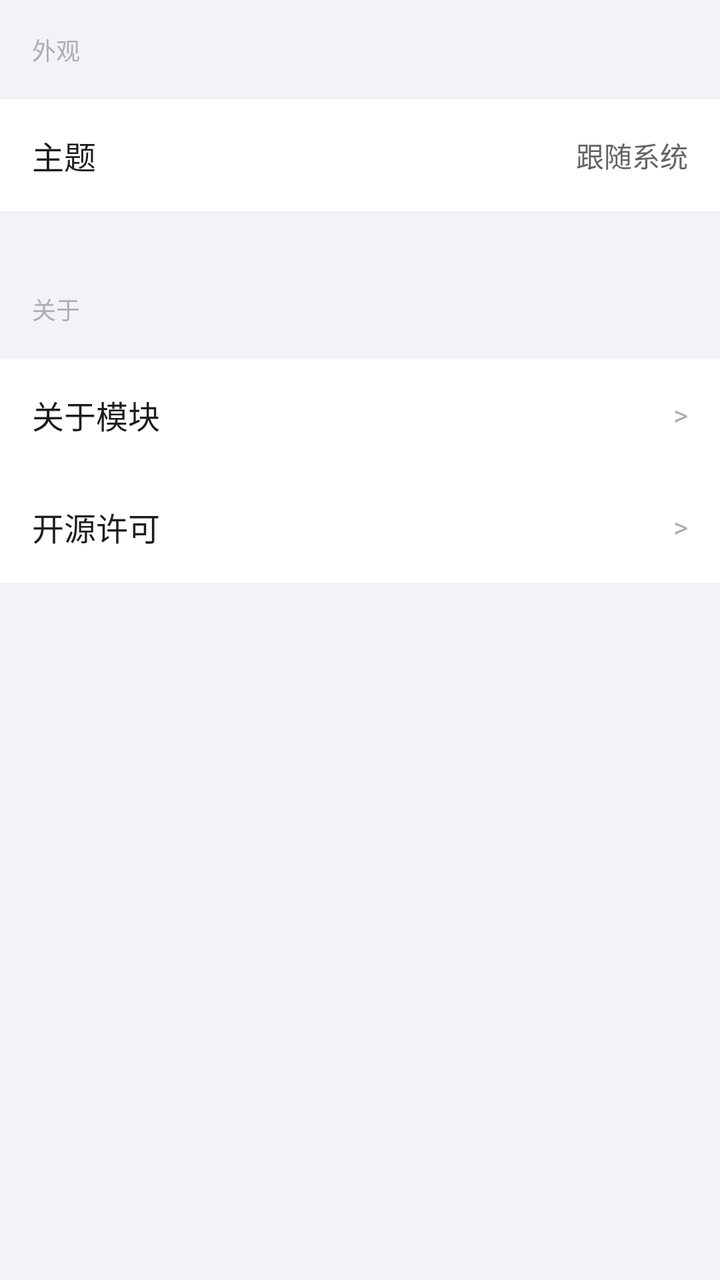
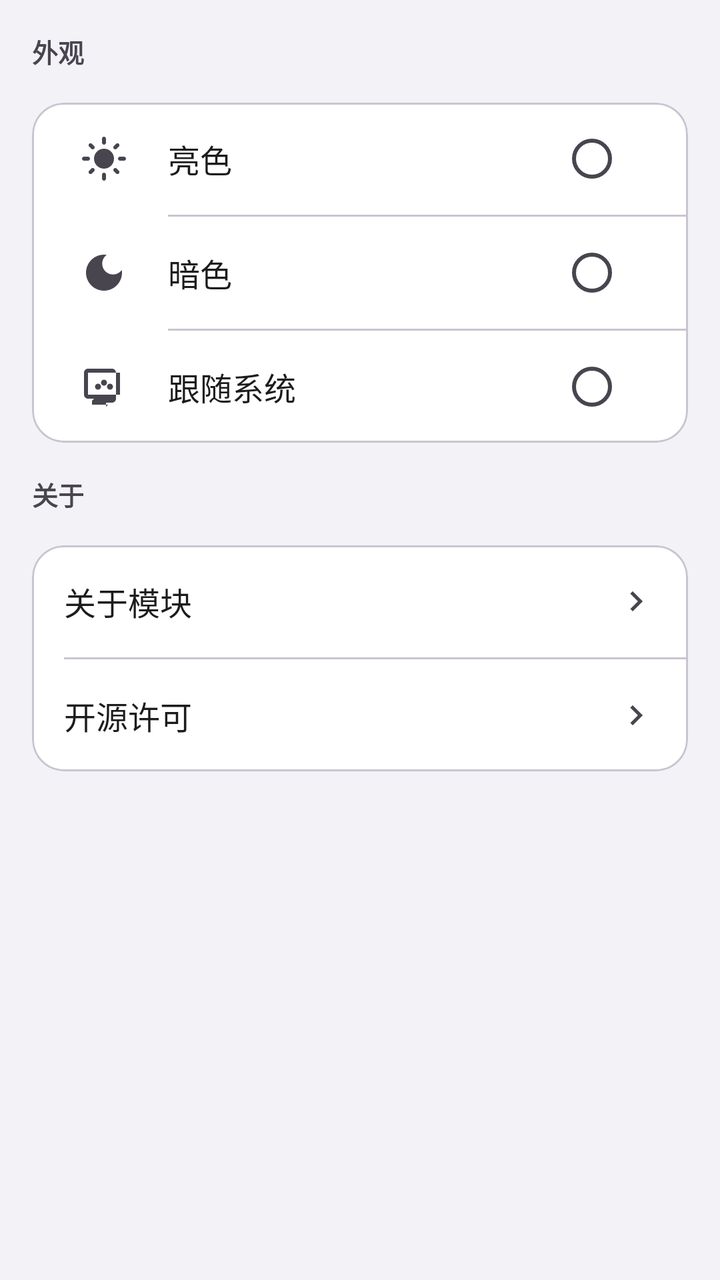

Before-and-after screenshots of an Android layout around one commit, followed by the original layout XML and the change that was made.
<!-- AndroidManifest.xml: application theme Theme.ClipboardGuard -->
<!-- res/layout/page_settings.xml -->
<?xml version="1.0" encoding="utf-8"?>
<ScrollView xmlns:android="http://schemas.android.com/apk/res/android"
    android:layout_width="match_parent"
    android:layout_height="match_parent"
    android:background="@color/main_bg">

    <LinearLayout
        android:layout_width="match_parent"
        android:layout_height="wrap_content"
        android:orientation="vertical"
        android:paddingBottom="80dp">

        
        <TextView
            android:layout_width="match_parent"
            android:layout_height="wrap_content"
            android:padding="16dp"
            android:text="@string/settings_appearance"
            android:textColor="@color/text_hint"
            android:textSize="12sp" />

        <LinearLayout
            android:layout_width="match_parent"
            android:layout_height="wrap_content"
            android:background="@color/dialog_bg"
            android:orientation="vertical">

            
            <LinearLayout
                android:id="@+id/item_theme"
                android:layout_width="match_parent"
                android:layout_height="56dp"
                android:background="?attr/selectableItemBackground"
                android:gravity="center_vertical"
                android:orientation="horizontal"
                android:paddingHorizontal="16dp">

                <TextView
                    android:layout_width="0dp"
                    android:layout_height="wrap_content"
                    android:layout_weight="1"
                    android:text="@string/settings_theme"
                    android:textColor="@color/text_primary"
                    android:textSize="16sp" />

                <TextView
                    android:id="@+id/tv_theme"
                    android:layout_width="wrap_content"
                    android:layout_height="wrap_content"
                    android:text="@string/theme_follow_system"
                    android:textColor="@color/text_secondary"
                    android:textSize="14sp" />

            </LinearLayout>
        </LinearLayout>

        <View
            android:layout_width="match_parent"
            android:layout_height="24dp" />

        
        <TextView
            android:layout_width="match_parent"
            android:layout_height="wrap_content"
            android:padding="16dp"
            android:text="@string/settings_about"
            android:textColor="@color/text_hint"
            android:textSize="12sp" />

        <LinearLayout
            android:layout_width="match_parent"
            android:layout_height="wrap_content"
            android:background="@color/dialog_bg"
            android:orientation="vertical">

            
            <LinearLayout
                android:id="@+id/item_about"
                android:layout_width="match_parent"
                android:layout_height="56dp"
                android:background="?attr/selectableItemBackground"
                android:gravity="center_vertical"
                android:orientation="horizontal"
                android:paddingHorizontal="16dp">

                <TextView
                    android:layout_width="0dp"
                    android:layout_height="wrap_content"
                    android:layout_weight="1"
                    android:text="@string/settings_about_module"
                    android:textColor="@color/text_primary"
                    android:textSize="16sp" />

                <TextView
                    android:layout_width="wrap_content"
                    android:layout_height="wrap_content"
                    android:text=">"
                    android:textColor="@color/text_hint"
                    android:textSize="14sp" />

            </LinearLayout>

            
            <LinearLayout
                android:id="@+id/item_license"
                android:layout_width="match_parent"
                android:layout_height="56dp"
                android:background="?attr/selectableItemBackground"
                android:gravity="center_vertical"
                android:orientation="horizontal"
                android:paddingHorizontal="16dp">

                <TextView
                    android:layout_width="0dp"
                    android:layout_height="wrap_content"
                    android:layout_weight="1"
                    android:text="@string/settings_license"
                    android:textColor="@color/text_primary"
                    android:textSize="16sp" />

                <TextView
                    android:layout_width="wrap_content"
                    android:layout_height="wrap_content"
                    android:text=">"
                    android:textColor="@color/text_hint"
                    android:textSize="14sp" />

            </LinearLayout>
        </LinearLayout>

    </LinearLayout>
</ScrollView>
<!-- resources referenced by this layout -->
<resources>
  <color name="dialog_bg">#FFFFFF</color>
  <color name="main_bg">#F2F2F7</color>
  <color name="text_hint">#AEAEB2</color>
  <color name="text_primary">#1C1C1E</color>
  <color name="text_secondary">#636366</color>
  <string name="settings_theme">主题</string>
  <style name="Theme.ClipboardGuard" parent="Theme.Material3.DayNight.NoActionBar">
          <item name="colorPrimary">@color/color_primary</item>
          <item name="colorPrimaryDark">@color/color_primary_dark</item>
          <item name="colorAccent">@color/color_primary</item>
          <item name="android:statusBarColor">@color/color_primary</item>
      </style>
  <!-- unchanged entries left out for length: 7 -->
</resources>

<!-- the commit's change to res/layout/page_settings.xml (unified diff, before → after) -->
@@ -1,76 +1,188 @@
 <?xml version="1.0" encoding="utf-8"?>
-<ScrollView xmlns:android="http://schemas.android.com/apk/res/android"
+<LinearLayout xmlns:android="http://schemas.android.com/apk/res/android"
     android:layout_width="match_parent"
     android:layout_height="match_parent"
-    android:background="@color/main_bg">
-
-    <LinearLayout
-        android:layout_width="match_parent"
-        android:layout_height="wrap_content"
-        android:orientation="vertical"
-        android:paddingBottom="80dp">
-
-        
-        <TextView
-            android:layout_width="match_parent"
-            android:layout_height="wrap_content"
-            android:padding="16dp"
-            android:text="@string/settings_appearance"
-            android:textColor="@color/text_hint"
-            android:textSize="12sp" />
+    android:orientation="vertical"
+    android:background="?attr/colorSurfaceVariant">
+
+    
+    <TextView
+        android:layout_width="match_parent"
+        android:layout_height="wrap_content"
+        android:padding="16dp"
+        android:text="@string/settings_appearance"
+        android:textSize="13sp"
+        android:textColor="?attr/colorOnSurfaceVariant"
+        android:textStyle="bold" />
+
+    
+    <com.google.android.material.card.MaterialCardView
+        android:layout_width="match_parent"
+        android:layout_height="wrap_content"
+        android:layout_marginHorizontal="16dp"
+        app:cardBackgroundColor="?attr/colorSurface"
+        app:cardCornerRadius="16dp"
+        app:cardElevation="0dp"
+        app:strokeWidth="1dp"
+        app:strokeColor="?attr/colorOutlineVariant"
+        xmlns:app="http://schemas.android.com/apk/res-auto">
 
         <LinearLayout
             android:layout_width="match_parent"
             android:layout_height="wrap_content"
-            android:background="@color/dialog_bg"
             android:orientation="vertical">
 
             
             <LinearLayout
-                android:id="@+id/item_theme"
-                android:layout_width="match_parent"
-                android:layout_height="56dp"
-                android:background="?attr/selectableItemBackground"
-                android:gravity="center_vertical"
-                android:orientation="horizontal"
-                android:paddingHorizontal="16dp">
-
-                <TextView
-                    android:layout_width="0dp"
-                    android:layout_height="wrap_content"
-                    android:layout_weight="1"
-                    android:text="@string/settings_theme"
-                    android:textColor="@color/text_primary"
-                    android:textSize="16sp" />
-
-                <TextView
-                    android:id="@+id/tv_theme"
+                android:id="@+id/item_theme_light"
+                android:layout_width="match_parent"
+                android:layout_height="56dp"
+                android:background="?attr/selectableItemBackground"
+                android:gravity="center_vertical"
+                android:orientation="horizontal"
+                android:paddingHorizontal="16dp"
+                android:clickable="true"
+                android:focusable="true">
+
+                <ImageView
+                    android:layout_width="40dp"
+                    android:layout_height="40dp"
+                    android:padding="8dp"
+                    android:src="@drawable/ic_sun"
+                    app:tint="?attr/colorOnSurfaceVariant" />
+
+                <TextView
+                    android:layout_width="0dp"
+                    android:layout_height="wrap_content"
+                    android:layout_weight="1"
+                    android:layout_marginStart="12dp"
+                    android:text="@string/theme_light"
+                    android:textSize="16sp"
+                    android:textColor="?attr/colorOnSurface" />
+
+                <RadioButton
+                    android:id="@+id/rb_theme_light"
                     android:layout_width="wrap_content"
                     android:layout_height="wrap_content"
+                    android:clickable="false"
+                    android:focusable="false" />
+
+            </LinearLayout>
+
+            <View
+                android:layout_width="match_parent"
+                android:layout_height="1dp"
+                android:layout_marginStart="68dp"
+                android:background="?attr/colorOutlineVariant" />
+
+            
+            <LinearLayout
+                android:id="@+id/item_theme_dark"
+                android:layout_width="match_parent"
+                android:layout_height="56dp"
+                android:background="?attr/selectableItemBackground"
+                android:gravity="center_vertical"
+                android:orientation="horizontal"
+                android:paddingHorizontal="16dp"
+                android:clickable="true"
+                android:focusable="true">
+
+                <ImageView
+                    android:layout_width="40dp"
+                    android:layout_height="40dp"
+                    android:padding="8dp"
+                    android:src="@drawable/ic_moon"
+                    app:tint="?attr/colorOnSurfaceVariant" />
+
+                <TextView
+                    android:layout_width="0dp"
+                    android:layout_height="wrap_content"
+                    android:layout_weight="1"
+                    android:layout_marginStart="12dp"
+                    android:text="@string/theme_dark"
+                    android:textSize="16sp"
+                    android:textColor="?attr/colorOnSurface" />
+
+                <RadioButton
+                    android:id="@+id/rb_theme_dark"
+                    android:layout_width="wrap_content"
+                    android:layout_height="wrap_content"
+                    android:clickable="false"
+                    android:focusable="false" />
+
+            </LinearLayout>
+
+            <View
+                android:layout_width="match_parent"
+                android:layout_height="1dp"
+                android:layout_marginStart="68dp"
+                android:background="?attr/colorOutlineVariant" />
+
+            
+            <LinearLayout
+                android:id="@+id/item_theme_system"
+                android:layout_width="match_parent"
+                android:layout_height="56dp"
+                android:background="?attr/selectableItemBackground"
+                android:gravity="center_vertical"
+                android:orientation="horizontal"
+                android:paddingHorizontal="16dp"
+                android:clickable="true"
+                android:focusable="true">
+
+                <ImageView
+                    android:layout_width="40dp"
+                    android:layout_height="40dp"
+                    android:padding="8dp"
+                    android:src="@drawable/ic_system"
+                    app:tint="?attr/colorOnSurfaceVariant" />
+
+                <TextView
+                    android:layout_width="0dp"
+                    android:layout_height="wrap_content"
+                    android:layout_weight="1"
+                    android:layout_marginStart="12dp"
                     android:text="@string/theme_follow_system"
-                    android:textColor="@color/text_secondary"
-                    android:textSize="14sp" />
-
-            </LinearLayout>
+                    android:textSize="16sp"
+                    android:textColor="?attr/colorOnSurface" />
+
+                <RadioButton
+                    android:id="@+id/rb_theme_system"
+                    android:layout_width="wrap_content"
+                    android:layout_height="wrap_content"
+                    android:clickable="false"
+                    android:focusable="false" />
+
+            </LinearLayout>
+
         </LinearLayout>
 
-        <View
-            android:layout_width="match_parent"
-            android:layout_height="24dp" />
-
-        
-        <TextView
-            android:layout_width="match_parent"
-            android:layout_height="wrap_content"
-            android:padding="16dp"
-            android:text="@string/settings_about"
-            android:textColor="@color/text_hint"
-            android:textSize="12sp" />
+    </com.google.android.material.card.MaterialCardView>
+
+    
+    <TextView
+        android:layout_width="match_parent"
+        android:layout_height="wrap_content"
+        android:padding="16dp"
+        android:text="@string/settings_about"
+        android:textSize="13sp"
+        android:textColor="?attr/colorOnSurfaceVariant"
+        android:textStyle="bold" />
+
+    <com.google.android.material.card.MaterialCardView
+        android:layout_width="match_parent"
+        android:layout_height="wrap_content"
+        android:layout_marginHorizontal="16dp"
+        app:cardBackgroundColor="?attr/colorSurface"
+        app:cardCornerRadius="16dp"
+        app:cardElevation="0dp"
+        app:strokeWidth="1dp"
+        app:strokeColor="?attr/colorOutlineVariant"
+        xmlns:app="http://schemas.android.com/apk/res-auto">
 
         <LinearLayout
             android:layout_width="match_parent"
             android:layout_height="wrap_content"
-            android:background="@color/dialog_bg"
             android:orientation="vertical">
 
             
@@ -81,24 +193,31 @@
                 android:background="?attr/selectableItemBackground"
                 android:gravity="center_vertical"
                 android:orientation="horizontal"
-                android:paddingHorizontal="16dp">
+                android:paddingHorizontal="16dp"
+                android:clickable="true"
+                android:focusable="true">
 
                 <TextView
                     android:layout_width="0dp"
                     android:layout_height="wrap_content"
                     android:layout_weight="1"
                     android:text="@string/settings_about_module"
-                    android:textColor="@color/text_primary"
-                    android:textSize="16sp" />
-
-                <TextView
-                    android:layout_width="wrap_content"
-                    android:layout_height="wrap_content"
-                    android:text=">"
-                    android:textColor="@color/text_hint"
-                    android:textSize="14sp" />
-
-            </LinearLayout>
+                    android:textSize="16sp"
+                    android:textColor="?attr/colorOnSurface" />
+
+                <ImageView
+                    android:layout_width="20dp"
+                    android:layout_height="20dp"
+                    android:src="@drawable/ic_arrow_right"
+                    app:tint="?attr/colorOnSurfaceVariant" />
+
+            </LinearLayout>
+
+            <View
+                android:layout_width="match_parent"
+                android:layout_height="1dp"
+                android:layout_marginStart="16dp"
+                android:background="?attr/colorOutlineVariant" />
 
             
             <LinearLayout
@@ -108,25 +227,28 @@
                 android:background="?attr/selectableItemBackground"
                 android:gravity="center_vertical"
                 android:orientation="horizontal"
-                android:paddingHorizontal="16dp">
+                android:paddingHorizontal="16dp"
+                android:clickable="true"
+                android:focusable="true">
 
                 <TextView
                     android:layout_width="0dp"
                     android:layout_height="wrap_content"
                     android:layout_weight="1"
                     android:text="@string/settings_license"
-                    android:textColor="@color/text_primary"
-                    android:textSize="16sp" />
-
-                <TextView
-                    android:layout_width="wrap_content"
-                    android:layout_height="wrap_content"
-                    android:text=">"
-                    android:textColor="@color/text_hint"
-                    android:textSize="14sp" />
-
-            </LinearLayout>
+                    android:textSize="16sp"
+                    android:textColor="?attr/colorOnSurface" />
+
+                <ImageView
+                    android:layout_width="20dp"
+                    android:layout_height="20dp"
+                    android:src="@drawable/ic_arrow_right"
+                    app:tint="?attr/colorOnSurfaceVariant" />
+
+            </LinearLayout>
+
         </LinearLayout>
 
-    </LinearLayout>
-</ScrollView>
+    </com.google.android.material.card.MaterialCardView>
+
+</LinearLayout>
<!-- resource entries referenced after the edit -->
@@ -1,17 +1,131 @@
 <!-- resources referenced by this layout -->
 <resources>
-  <color name="dialog_bg">#FFFFFF</color>
-  <color name="main_bg">#F2F2F7</color>
-  <color name="text_hint">#AEAEB2</color>
-  <color name="text_primary">#1C1C1E</color>
-  <color name="text_secondary">#636366</color>
-  <string name="settings_theme">主题</string>
+  <!-- drawable ic_arrow_right (drawable) -->
+  <?xml version="1.0" encoding="utf-8"?>
+  <vector xmlns:android="http://schemas.android.com/apk/res/android"
+      android:width="24dp"
+      android:height="24dp"
+      android:viewportWidth="24"
+      android:viewportHeight="24">
+      <path
+          android:fillColor="#000000"
+          android:pathData="M8.59,16.59L13.17,12L8.59,7.41L10,6L16,12L10,18L8.59,16.59Z" />
+  </vector>
+  <!-- drawable ic_moon (drawable) -->
+  <?xml version="1.0" encoding="utf-8"?>
+  <vector xmlns:android="http://schemas.android.com/apk/res/android"
+      android:width="24dp"
+      android:height="24dp"
+      android:viewportWidth="24"
+      android:viewportHeight="24">
+      <path
+          android:fillColor="#FF000000"
+          android:pathData="M12,3c-4.97,0 -9,4.03 -9,9s4.03,9 9,9 9,-4.03 9,-9c0,-0.46 -0.04,-0.92 -0.1,-1.36 -0.98,1.37 -2.58,2.26 -4.4,2.26 -2.98,0 -5.4,-2.42 -5.4,-5.4 0,-1.81 0.89,-3.42 2.26,-4.4C12.92,3.04 12.46,3 12,3z"/>
+  </vector>
+  <!-- drawable ic_sun (drawable) -->
+  <?xml version="1.0" encoding="utf-8"?>
+  <vector xmlns:android="http://schemas.android.com/apk/res/android"
+      android:width="24dp"
+      android:height="24dp"
+      android:viewportWidth="24"
+      android:viewportHeight="24">
+      <path
+          android:fillColor="#FF000000"
+          android:pathData="M12,7c-2.76,0 -5,2.24 -5,5s2.24,5 5,5 5,-2.24 5,-5 -2.24,-5 -5,-5zM2,13h2c0.55,0 1,-0.45 1,-1s-0.45,-1 -1,-1H2c-0.55,0 -1,0.45 -1,1s0.45,1 1,1zM20,13h2c0.55,0 1,-0.45 1,-1s-0.45,-1 -1,-1h-2c-0.55,0 -1,0.45 -1,1s0.45,1 1,1zM11,2v2c0,0.55 0.45,1 1,1s1,-0.45 1,-1V2c0,-0.55 -0.45,-1 -1,-1s-1,0.45 -1,1zM11,20v2c0,0.55 0.45,1 1,1s1,-0.45 1,-1v-2c0,-0.55 -0.45,-1 -1,-1s-1,0.45 -1,1zM5.99,4.58c-0.39,-0.39 -1.03,-0.39 -1.41,0 -0.39,0.39 -0.39,1.03 0,1.41l1.06,1.06c0.39,0.39 1.03,0.39 1.41,0s0.39,-1.03 0,-1.41L5.99,4.58zM18.36,16.95c-0.39,-0.39 -1.03,-0.39 -1.41,0 -0.39,0.39 -0.39,1.03 0,1.41l1.06,1.06c0.39,0.39 1.03,0.39 1.41,0 0.39,-0.39 0.39,-1.03 0,-1.41l-1.06,-1.06zM19.42,5.99c0.39,-0.39 0.39,-1.03 0,-1.41 -0.39,-0.39 -1.03,-0.39 -1.41,0l-1.06,1.06c-0.39,0.39 -0.39,1.03 0,1.41s1.03,0.39 1.41,0l1.06,-1.06zM7.05,18.36c0.39,-0.39 0.39,-1.03 0,-1.41 -0.39,-0.39 -1.03,-0.39 -1.41,0l-1.06,1.06c-0.39,0.39 -0.39,1.03 0,1.41s1.03,0.39 1.41,0l1.06,-1.06z"/>
+  </vector>
+  <!-- drawable ic_system (drawable) -->
+  <?xml version="1.0" encoding="utf-8"?>
+  <vector xmlns:android="http://schemas.android.com/apk/res/android"
+      android:width="24dp"
+      android:height="24dp"
+      android:viewportWidth="24"
+      android:viewportHeight="24">
+      <path
+          android:fillColor="#FF000000"
+          android:pathData="M20,3H4c-1.1,0 -2,0.9 -2,2v11c0,1.1 0.9,2 2,2h3l-1,1v2h8l-1,1v-2h3c1.1,0 2,-0.9 2,-2V5c0,-1.1 -0.9,-2 -2,-2zM20,16H4V5h16v11z"/>
+      <path
+          android:fillColor="#FF000000"
+          android:pathData="M9,12m-1.5,0a1.5,1.5 0,1 1,3 0a1.5,1.5 0,1 1,-3 0"/>
+      <path
+          android:fillColor="#FF000000"
+          android:pathData="M15,12m-1.5,0a1.5,1.5 0,1 1,3 0a1.5,1.5 0,1 1,-3 0"/>
+      <path
+          android:fillColor="#FF000000"
+          android:pathData="M12,10m-1.5,0a1.5,1.5 0,1 1,3 0a1.5,1.5 0,1 1,-3 0"/>
+  </vector>
+  <string name="theme_dark">暗色</string>
+  <string name="theme_light">亮色</string>
   <style name="Theme.ClipboardGuard" parent="Theme.Material3.DayNight.NoActionBar">
+          
           <item name="colorPrimary">@color/color_primary</item>
+          <item name="colorOnPrimary">@color/color_on_primary</item>
+          <item name="colorPrimaryContainer">@color/color_primary_container</item>
+          <item name="colorOnPrimaryContainer">@color/color_on_primary_container</item>
+  
+          
+          <item name="colorSecondary">@color/color_secondary</item>
+          <item name="colorOnSecondary">@color/color_on_secondary</item>
+          <item name="colorSecondaryContainer">@color/color_secondary_container</item>
+          <item name="colorOnSecondaryContainer">@color/color_on_secondary_container</item>
+  
+          
+          <item name="colorTertiary">@color/color_tertiary</item>
+          <item name="colorOnTertiary">@color/color_on_tertiary</item>
+          <item name="colorTertiaryContainer">@color/color_tertiary_container</item>
+          <item name="colorOnTertiaryContainer">@color/color_on_tertiary_container</item>
+  
+          
+          <item name="colorError">@color/color_error</item>
+          <item name="colorOnError">@color/color_on_error</item>
+          <item name="colorErrorContainer">@color/color_error_container</item>
+          <item name="colorOnErrorContainer">@color/color_on_error_container</item>
+  
+          
+          <item name="android:colorBackground">@color/color_background</item>
+          <item name="colorOnBackground">@color/color_on_background</item>
+          <item name="colorSurface">@color/color_surface</item>
+          <item name="colorOnSurface">@color/color_on_surface</item>
+          <item name="colorSurfaceVariant">@color/color_surface_variant</item>
+          <item name="colorOnSurfaceVariant">@color/color_on_surface_variant</item>
+  
+          
+          <item name="colorOutline">@color/color_outline</item>
+          <item name="colorOutlineVariant">@color/color_outline_variant</item>
+  
+          
+          <item name="android:statusBarColor">@color/color_primary</item>
+          <item name="android:navigationBarColor">#FF000000</item>
+  
+          
+          <item name="android:windowBackground">@color/color_background</item>
+  
+          
           <item name="colorPrimaryDark">@color/color_primary_dark</item>
           <item name="colorAccent">@color/color_primary</item>
-          <item name="android:statusBarColor">@color/color_primary</item>
       </style>
+  <color name="color_on_primary">#FFFFFF</color>
+  <color name="color_primary_container">#D4E3FF</color>
+  <color name="color_on_primary_container">#001C3A</color>
+  <color name="color_secondary">#5856D6</color>
+  <color name="color_on_secondary">#FFFFFF</color>
+  <color name="color_secondary_container">#E4E4FF</color>
+  <color name="color_on_secondary_container">#0400A5</color>
+  <color name="color_tertiary">#FF375F</color>
+  <color name="color_on_tertiary">#FFFFFF</color>
+  <color name="color_tertiary_container">#FFD9E0</color>
+  <color name="color_on_tertiary_container">#390011</color>
+  <color name="color_error">#FF3B30</color>
+  <color name="color_on_error">#FFFFFF</color>
+  <color name="color_error_container">#FFD9E0</color>
+  <color name="color_on_error_container">#410002</color>
+  <color name="color_background">#F2F2F7</color>
+  <color name="color_on_background">#1C1C1E</color>
+  <color name="color_surface">#FFFFFF</color>
+  <color name="color_on_surface">#1C1C1E</color>
+  <color name="color_surface_variant">#F2F2F7</color>
+  <color name="color_on_surface_variant">#49454F</color>
+  <color name="color_outline">#C6C6C8</color>
+  <color name="color_outline_variant">#CAC4D0</color>
   <!-- unchanged entries left out for length: 7 -->
 </resources>
 
